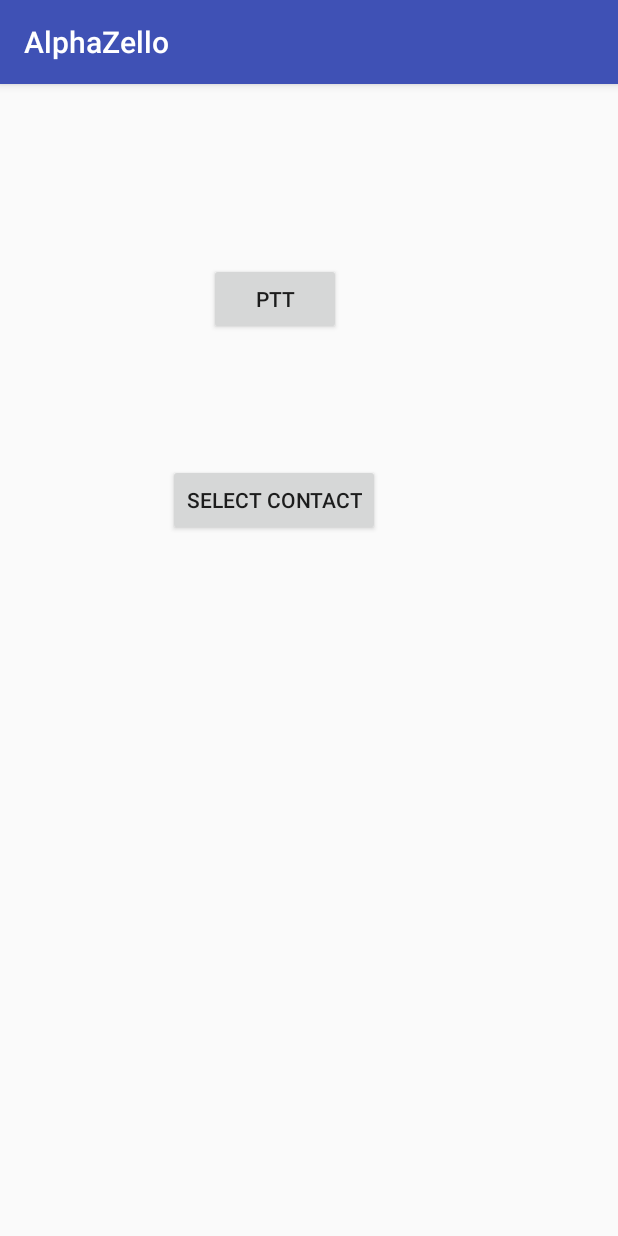
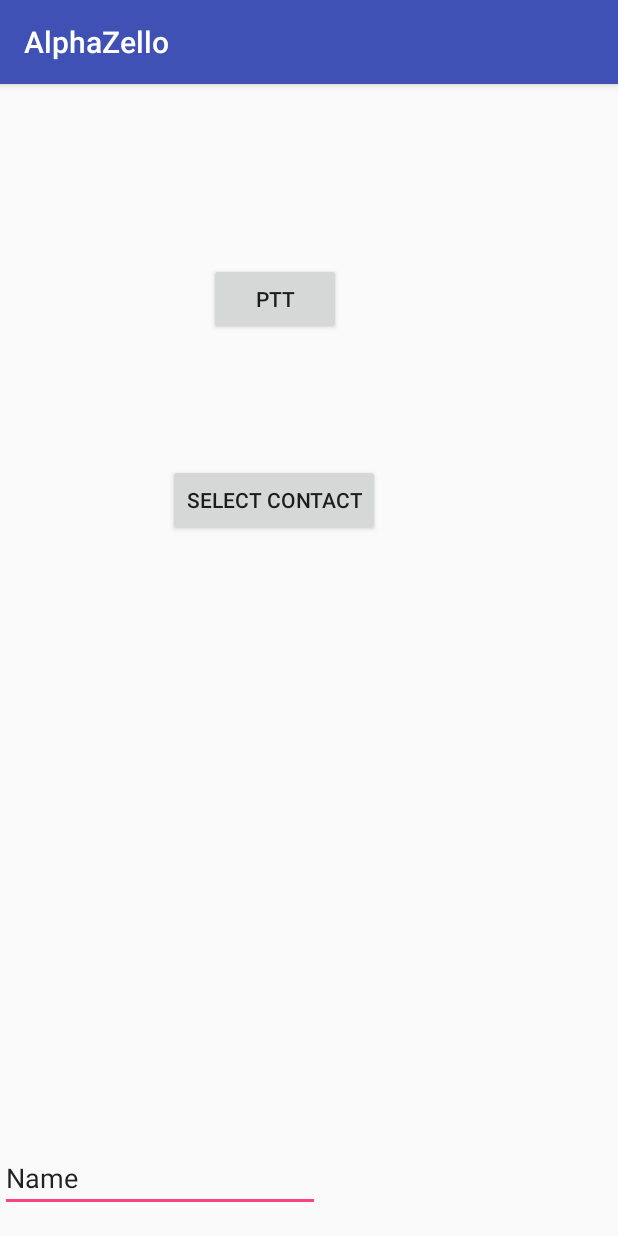
Before and after one commit to shuyangc/AlphaZello, an Android app: the screen it shows after launch (MainActivity), on a phone screen of 412 x 824 dp. Run offline under Robolectric (Android 15) with nearby library versions, the phone set to English and light mode, and no system bars.

Commit message:
add status text view

```diff
--- a/app/src/main/java/pmxt36/alphazello/MainActivity.java
+++ b/app/src/main/java/pmxt36/alphazello/MainActivity.java
@@ -27,9 +27,10 @@ public class MainActivity extends AppCompatActivity {
         Zello.getInstance().configure("net.loudtalks", this);
 
         // Find all available widgets
+
+        final TextView statusText = (TextView) findViewById(R.id.status_text);
+
         Button pttButton = (Button) findViewById(R.id.ptt_button);
-
-
         pttButton.setOnTouchListener(new View.OnTouchListener() {
             @Override
             public boolean onTouch(View v, MotionEvent event) {
@@ -42,17 +43,17 @@ public class MainActivity extends AppCompatActivity {
 
                 int action = event.getAction();
                 if (action == MotionEvent. ACTION_DOWN ) {
+                    statusText.setText("Transmitting...");
                     Zello.getInstance().beginMessage();
                 } else if (action == MotionEvent. ACTION_UP || action == MotionEvent. ACTION_CANCEL ) {
                     Zello.getInstance().endMessage();
+                    statusText.setText("Voice message sent.");
                 }
                 return false;
             }
         });
 
         Button selectButton = (Button) findViewById(R.id.select_button);
-
-
         selectButton.setOnTouchListener(new View.OnTouchListener() {
             @Override
             public boolean onTouch(View v, MotionEvent event) {
--- a/app/src/main/res/layout/activity_main.xml
+++ b/app/src/main/res/layout/activity_main.xml
@@ -26,4 +26,15 @@
         app:layout_constraintTop_toBottomOf="@+id/ptt_button"
         android:layout_marginLeft="112dp"
         app:layout_constraintLeft_toLeftOf="parent" />
+
+    <EditText
+        android:id="@+id/status_text"
+        android:layout_width="wrap_content"
+        android:layout_height="wrap_content"
+        android:layout_marginBottom="16dp"
+        android:ems="10"
+        android:inputType="textPersonName"
+        android:text="Name"
+        app:layout_constraintBottom_toBottomOf="parent"
+        tools:layout_editor_absoluteX="85dp" />
 </android.support.constraint.ConstraintLayout>
```
